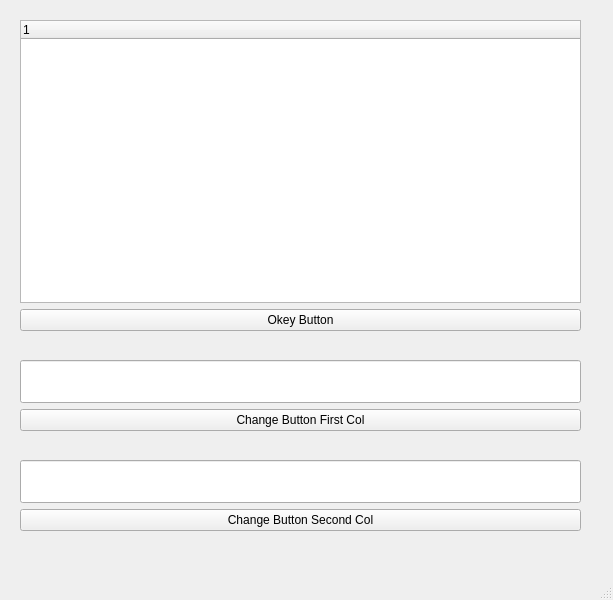
ViGUS/vigus_gui, file general_gui/src/gui.ui: the form before one commit.
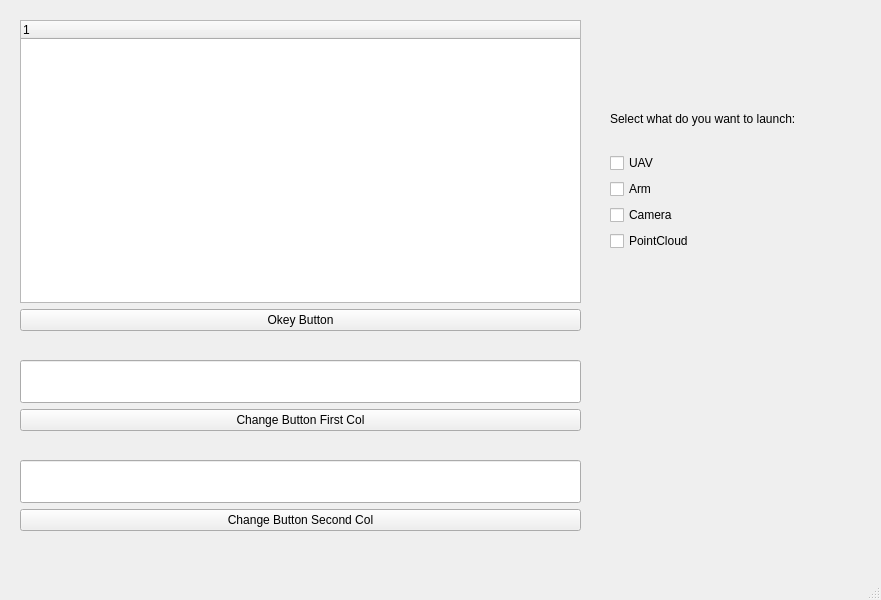
The form after the commit.

Commit message: Now you can select what gui do you want to launch

What changed in the file:
```diff
--- a/general_gui/src/gui.ui
+++ b/general_gui/src/gui.ui
@@ -6,7 +6,7 @@
    <rect>
     <x>0</x>
     <y>0</y>
-    <width>613</width>
+    <width>881</width>
     <height>600</height>
    </rect>
   </property>
@@ -115,6 +115,53 @@
      </item>
     </layout>
    </widget>
+   <widget class="QWidget" name="verticalLayoutWidget_4">
+    <property name="geometry">
+     <rect>
+      <x>610</x>
+      <y>90</y>
+      <width>231</width>
+      <height>161</height>
+     </rect>
+    </property>
+    <layout class="QVBoxLayout" name="verticalLayout_4">
+     <item>
+      <widget class="QLabel" name="label">
+       <property name="text">
+        <string>Select what do you want to launch:</string>
+       </property>
+      </widget>
+     </item>
+     <item>
+      <widget class="QCheckBox" name="checkBoxUAV">
+       <property name="text">
+        <string>UAV</string>
+       </property>
+      </widget>
+     </item>
+     <item>
+      <widget class="QCheckBox" name="checkBoxArm">
+       <property name="text">
+        <string>Arm</string>
+       </property>
+      </widget>
+     </item>
+     <item>
+      <widget class="QCheckBox" name="checkBoxCamera">
+       <property name="text">
+        <string>Camera</string>
+       </property>
+      </widget>
+     </item>
+     <item>
+      <widget class="QCheckBox" name="checkBoxPointCloud">
+       <property name="text">
+        <string>PointCloud</string>
+       </property>
+      </widget>
+     </item>
+    </layout>
+   </widget>
   </widget>
   <widget class="QMenuBar" name="menubar">
    <property name="geometry">
```
Left out of the diff: 4 changed lines with no effect on the pictures. The commit also changes 1 other file.
